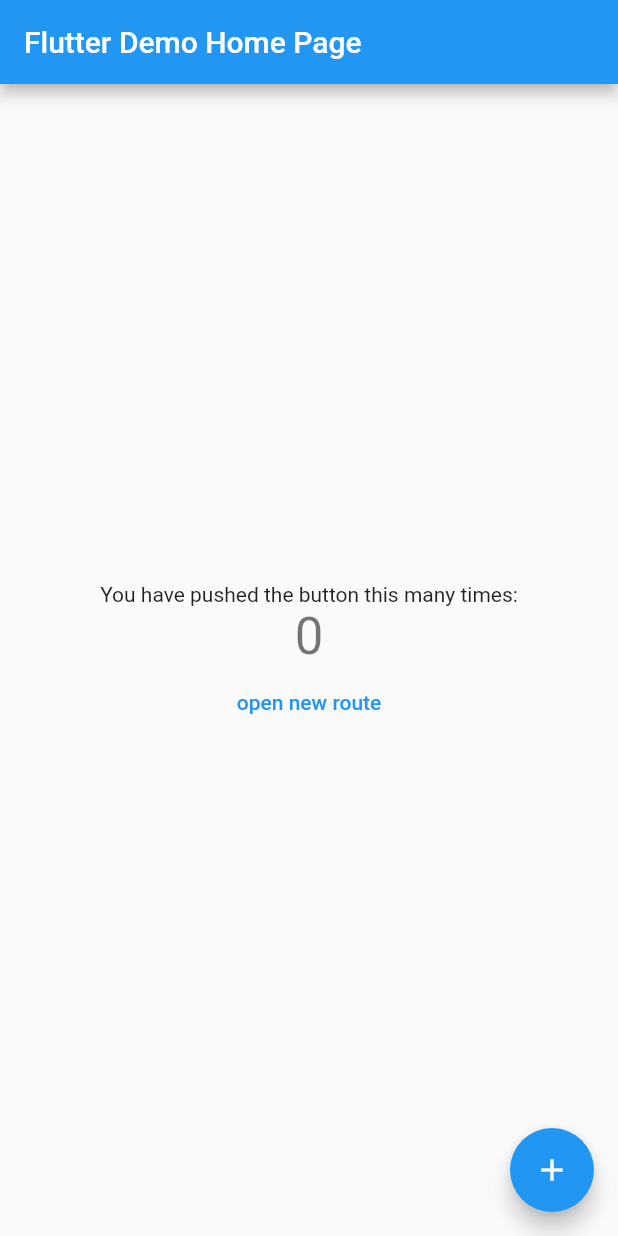
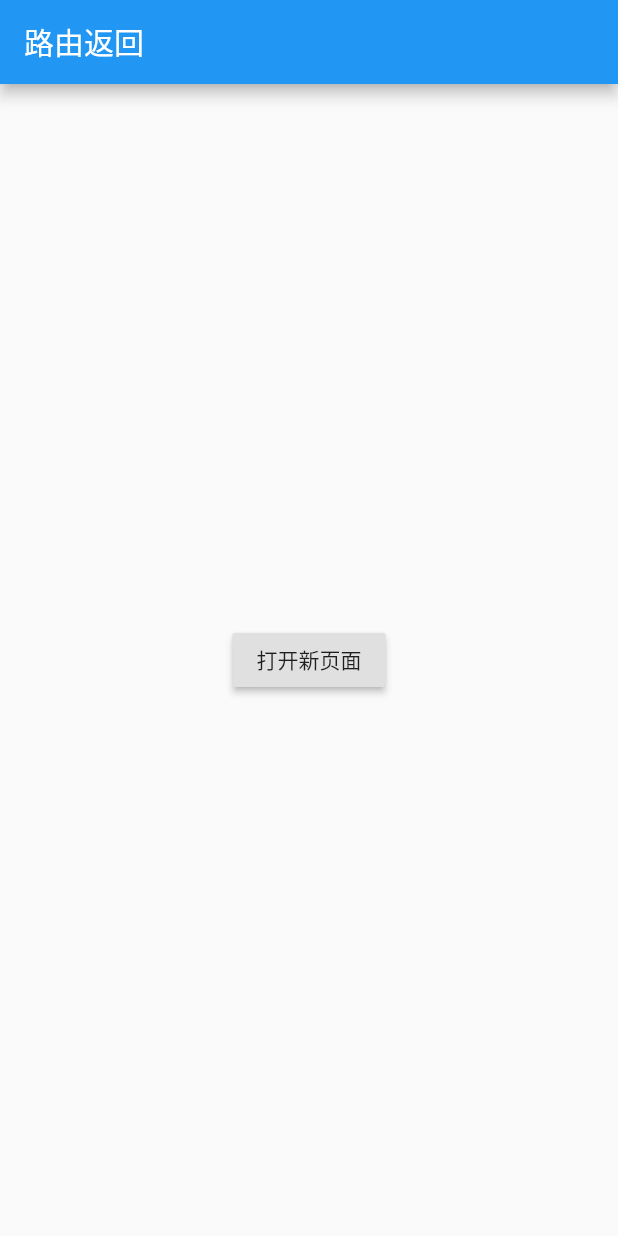
Before and after one commit to tesla1984/flutter_learn, a Flutter app: the screen it shows after launch, on a phone screen of 412 x 824 dp. Run offline on Flutter 3.47's test engine with Material 2 defaults, Android fonts, the phone set to English and light mode, and no system bars.

Commit message:
非命名路由

```diff
--- a/first_flutter_app/lib/main.dart
+++ b/first_flutter_app/lib/main.dart
@@ -9,18 +9,66 @@ class MyApp extends StatelessWidget {
     return MaterialApp(
       title: 'Flutter Demo',
       theme: ThemeData(
-        // This is the theme of your application.
-        //
-        // Try running your application with "flutter run". You'll see the
-        // application has a blue toolbar. Then, without quitting the app, try
-        // changing the primarySwatch below to Colors.green and then invoke
-        // "hot reload" (press "r" in the console where you ran "flutter run",
-        // or simply save your changes to "hot reload" in a Flutter IDE).
-        // Notice that the counter didn't reset back to zero; the application
-        // is not restarted.
         primarySwatch: Colors.blue,
       ),
-      home: MyHomePage(title: 'Flutter Demo Home Page'),
+      home: RouterTestRoute(),
+    );
+  }
+}
+
+class RouterTestRoute extends StatelessWidget {
+  @override
+  Widget build(BuildContext context) {
+    return Scaffold(
+      appBar: AppBar(
+        title: Text("路由返回"),
+      ),
+      body: Center(
+        child: RaisedButton(
+          onPressed: () async {
+            var result = await Navigator.of(context).push(
+              MaterialPageRoute(
+                builder: (context) {
+                  return TipRoute(
+                    text: "我是提示xxx",
+                  );
+                },
+              ),
+            );
+            print("路由返回值:$result");
+          },
+          child: Text("打开新页面"),
+        ),
+      ),
+    );
+  }
+}
+
+class TipRoute extends StatelessWidget {
+  TipRoute({Key key, @required this.text}) : super(key: key);
+
+  final String text;
+
+  @override
+  Widget build(BuildContext context) {
+    return Scaffold(
+      appBar: AppBar(
+        title: Text("提示"),
+      ),
+      body: Padding(
+        padding: EdgeInsets.all(16.0),
+        child: Center(
+          child: Column(
+            children: <Widget>[
+              Text(text),
+              RaisedButton(
+                onPressed: () => Navigator.of(context).pop("我是返回值"),
+                child: Text("返回"),
+              )
+            ],
+          ),
+        ),
+      ),
     );
   }
 }
```
